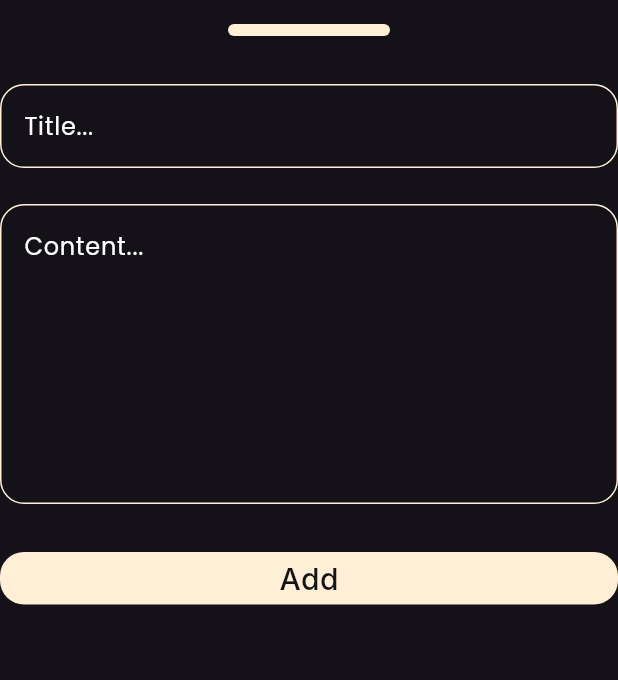
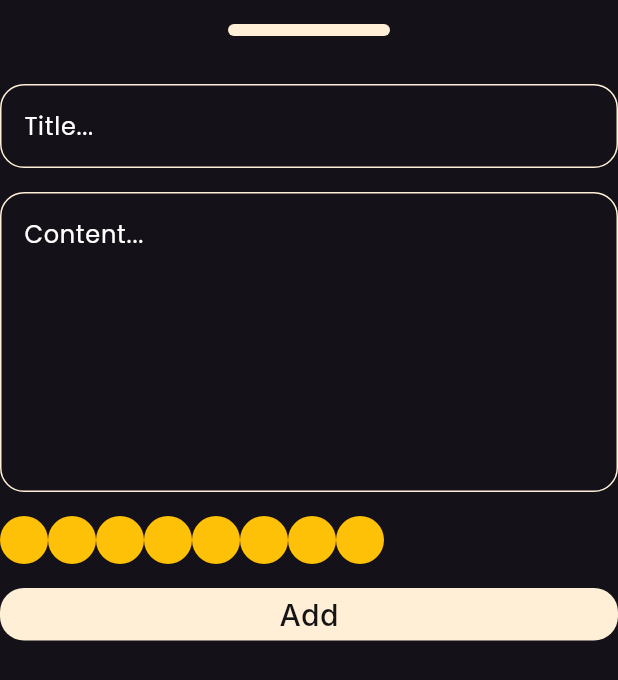
Before and after one commit to ahmedzahran001/notes_app, a Flutter app: the AddNoteForm widget shown alone on an empty page, opened directly, on a phone screen of 412 x 824 dp. Shown: the top 680 px of the screen. Run offline on Flutter 3.47's test engine with Material 3 defaults, Android fonts, the phone set to English and light mode, and no system bars; our stand-ins replace bloc, flutter_bloc, font_awesome_flutter, hive, hive_flutter; accounts and stored records are empty; Roboto replaces fonts that are missing (Inter).

Commit message:
create colors list view part 1

```diff
--- a/lib/views/widgets/custom_button.dart
+++ b/lib/views/widgets/add_button.dart
@@ -1,7 +1,7 @@
 import 'package:flutter/material.dart';
 
-class CustomButton extends StatelessWidget {
-  const CustomButton({super.key, this.onTap, this.isLoading = false});
+class AddButton extends StatelessWidget {
+  const AddButton({super.key, this.onTap, this.isLoading = false});
 
   final void Function()? onTap;
   final bool isLoading;
--- a/lib/views/widgets/add_note_form.dart
+++ b/lib/views/widgets/add_note_form.dart
@@ -1,6 +1,7 @@
 import 'package:NoteApp/cubits/add_note_cubit/add_note_cubit.dart';
 import 'package:NoteApp/models/note_model.dart';
-import 'package:NoteApp/views/widgets/custom_button.dart';
+import 'package:NoteApp/views/widgets/add_button.dart';
+import 'package:NoteApp/views/widgets/colors_list_view.dart';
 import 'package:NoteApp/views/widgets/custom_text_field.dart';
 import 'package:flutter/material.dart';
 import 'package:flutter_bloc/flutter_bloc.dart';
@@ -45,7 +46,7 @@ class _AddNoteFormState extends State<AddNoteForm> {
             },
             hint: 'Title...',
           ),
-          const SizedBox(height: 24),
+          const SizedBox(height: 16),
           CustomTextField(
             onSaved: (value) {
               subTitle = value;
@@ -53,11 +54,14 @@ class _AddNoteFormState extends State<AddNoteForm> {
             hint: 'Content...',
             maxLines: 7,
           ),
-          const SizedBox(height: 32),
+          const SizedBox(height: 16),
+          const ColorsListView(),
+          const SizedBox(height: 16),
+
           // Spacer(),
           BlocBuilder<AddNoteCubit, AddNoteState>(
             builder: (context, state) {
-              return CustomButton(
+              return AddButton(
                 isLoading: state is AddNoteLoading ? true : false,
                 onTap: () {
                   if (formKey.currentState!.validate()) {
@@ -80,7 +84,7 @@ class _AddNoteFormState extends State<AddNoteForm> {
             },
           ),
           // Spacer(),
-          const SizedBox(height: 32)
+          const SizedBox(height: 16)
         ],
       ),
     );
--- /dev/null
+++ b/lib/views/widgets/colors_list_view.dart
@@ -0,0 +1,32 @@
+
+import 'package:flutter/material.dart';
+
+class ColorItem extends StatelessWidget {
+  const ColorItem({super.key});
+
+  @override
+  Widget build(BuildContext context) {
+    return CircleAvatar(
+      radius: 16,
+      backgroundColor: Colors.amber,
+    );
+  }
+}
+
+class ColorsListView extends StatelessWidget {
+  const ColorsListView({super.key});
+
+  @override
+  Widget build(BuildContext context) {
+    return SizedBox(
+      height: 32,
+      child: ListView.builder(
+        itemCount: 8,
+        scrollDirection: Axis.horizontal,
+        itemBuilder: (context, index) {
+          return ColorItem();
+        },
+      ),
+    );
+  }
+}
```
